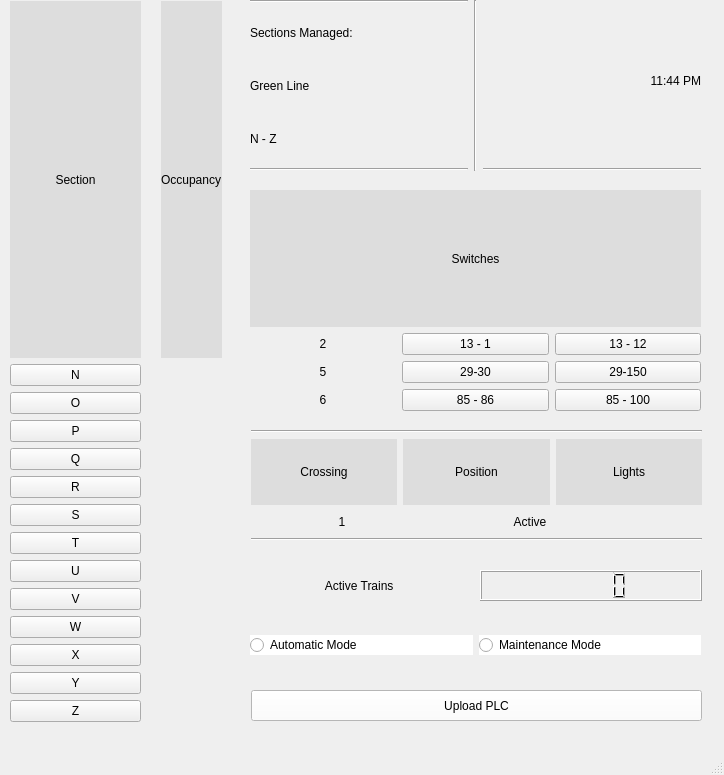
This is Wayside/Wayside_Main_A.ui in headhunter22/ECE1140-Train-Simulator as Qt 5 draws it before an edit. The edited form follows.
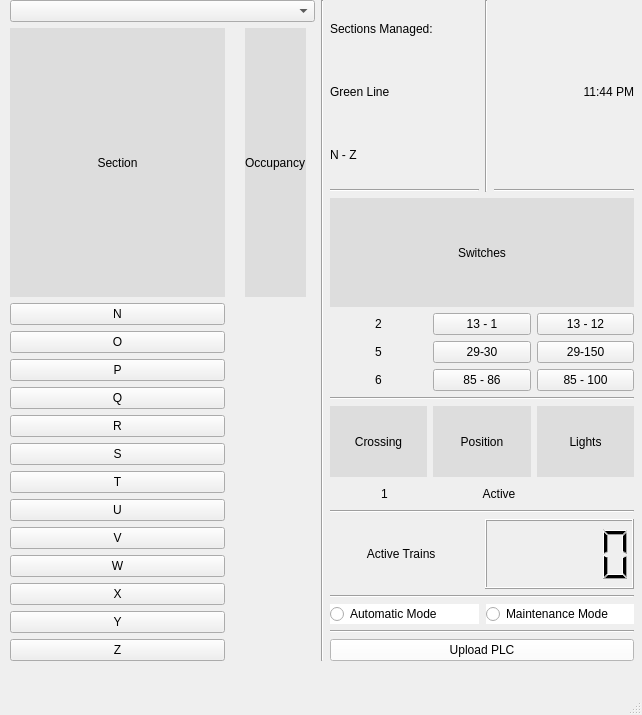
This is the edited form. Icons and pictures are not drawn.

Commit message: no errors but still working on wayside instances

The edit to the form file:
```diff
--- a/Wayside/Wayside_Main_A.ui
+++ b/Wayside/Wayside_Main_A.ui
@@ -6,277 +6,56 @@
    <rect>
     <x>0</x>
     <y>0</y>
-    <width>724</width>
-    <height>775</height>
+    <width>642</width>
+    <height>715</height>
    </rect>
   </property>
   <property name="windowTitle">
    <string>MainWindow</string>
   </property>
   <widget class="QWidget" name="centralwidget">
-   <widget class="QWidget" name="verticalLayoutWidget_8">
-    <property name="geometry">
-     <rect>
-      <x>251</x>
-      <y>430</y>
-      <width>451</width>
-      <height>111</height>
-     </rect>
-    </property>
-    <layout class="QVBoxLayout" name="verticalLayout_9">
-     <item>
-      <widget class="Line" name="line_2">
-       <property name="orientation">
-        <enum>Qt::Horizontal</enum>
-       </property>
-      </widget>
-     </item>
-     <item>
-      <layout class="QHBoxLayout" name="horizontalLayout_26">
-       <item>
-        <widget class="QLabel" name="label_50">
-         <property name="styleSheet">
-          <string notr="true">background-color: rgb(221, 221, 221);
-font: 700 12pt &quot;Georgia&quot;;
-color: rgb(0, 0, 0);</string>
-         </property>
-         <property name="text">
-          <string>Crossing</string>
-         </property>
-         <property name="alignment">
-          <set>Qt::AlignCenter</set>
-         </property>
-        </widget>
-       </item>
-       <item>
-        <widget class="QLabel" name="label_51">
-         <property name="styleSheet">
-          <string notr="true">font: 700 12pt &quot;Georgia&quot;;
-color: rgb(0, 0, 0);
-background-color: rgb(221, 221, 221);</string>
-         </property>
-         <property name="text">
-          <string>Position</string>
-         </property>
-         <property name="alignment">
-          <set>Qt::AlignCenter</set>
-         </property>
-        </widget>
-       </item>
-       <item>
-        <widget class="QLabel" name="label_52">
-         <property name="styleSheet">
-          <string notr="true">font: 700 12pt &quot;Georgia&quot;;
-color: rgb(0, 0, 0);
-background-color: rgb(221, 221, 221);</string>
-         </property>
-         <property name="text">
-          <string>Lights</string>
-         </property>
-         <property name="alignment">
-          <set>Qt::AlignCenter</set>
-         </property>
-        </widget>
-       </item>
-      </layout>
-     </item>
-     <item>
-      <layout class="QHBoxLayout" name="horizontalLayout_20">
-       <item>
-        <widget class="QLabel" name="label_53">
-         <property name="styleSheet">
-          <string notr="true">font: 700 10pt &quot;Georgia&quot;;
-color: rgb(0, 0, 0);</string>
-         </property>
-         <property name="text">
-          <string>1</string>
-         </property>
-         <property name="alignment">
-          <set>Qt::AlignCenter</set>
-         </property>
-        </widget>
-       </item>
-       <item>
-        <widget class="QLabel" name="gatepositiona">
-         <property name="styleSheet">
-          <string notr="true">font: 9pt &quot;Georgia&quot;;
-color: rgb(0, 0, 0);</string>
-         </property>
-         <property name="frameShadow">
-          <enum>QFrame::Plain</enum>
-         </property>
-         <property name="text">
-          <string>Active</string>
-         </property>
-         <property name="alignment">
-          <set>Qt::AlignCenter</set>
-         </property>
-        </widget>
-       </item>
-       <item>
-        <layout class="QHBoxLayout" name="horizontalLayout_27">
-         <item>
-          <widget class="QLabel" name="reda">
-           <property name="maximumSize">
-            <size>
-             <width>21</width>
-             <height>21</height>
-            </size>
-           </property>
-           <property name="text">
-            <string/>
-           </property>
-           <property name="pixmap">
-            <pixmap>offlight.png</pixmap>
-           </property>
-           <property name="scaledContents">
-            <bool>true</bool>
-           </property>
-          </widget>
-         </item>
-         <item>
-          <widget class="QLabel" name="yellowa">
-           <property name="maximumSize">
-            <size>
-             <width>21</width>
-             <height>21</height>
-            </size>
-           </property>
-           <property name="text">
-            <string/>
-           </property>
-           <property name="pixmap">
-            <pixmap>offlight.png</pixmap>
-           </property>
-           <property name="scaledContents">
-            <bool>true</bool>
-           </property>
-          </widget>
-         </item>
-         <item>
-          <widget class="QLabel" name="greena">
-           <property name="maximumSize">
-            <size>
-             <width>21</width>
-             <height>21</height>
-            </size>
-           </property>
-           <property name="text">
-            <string/>
-           </property>
-           <property name="pixmap">
-            <pixmap>offlight.png</pixmap>
-           </property>
-           <property name="scaledContents">
-            <bool>true</bool>
-           </property>
-          </widget>
-         </item>
-        </layout>
-       </item>
-      </layout>
-     </item>
-     <item>
-      <widget class="Line" name="line_5">
-       <property name="orientation">
-        <enum>Qt::Horizontal</enum>
-       </property>
-      </widget>
-     </item>
-    </layout>
-   </widget>
-   <widget class="QPushButton" name="trackconfiguration">
-    <property name="geometry">
-     <rect>
-      <x>251</x>
-      <y>690</y>
-      <width>451</width>
-      <height>31</height>
-     </rect>
-    </property>
-    <property name="styleSheet">
-     <string notr="true">font: 9pt &quot;Georgia&quot;;
-color: rgb(0, 0, 0);
-background-color: rgb(255, 255, 255);</string>
-    </property>
-    <property name="text">
-     <string>Upload PLC</string>
-    </property>
-   </widget>
-   <widget class="QWidget" name="horizontalLayoutWidget_7">
-    <property name="geometry">
-     <rect>
-      <x>250</x>
-      <y>630</y>
-      <width>451</width>
-      <height>31</height>
-     </rect>
-    </property>
-    <layout class="QHBoxLayout" name="horizontalLayout_4">
-     <item>
-      <widget class="QRadioButton" name="automaticmode">
-       <property name="styleSheet">
-        <string notr="true">font: 700 10pt &quot;Georgia&quot;;
-color: rgb(0, 0, 0);
-background-color: rgb(255, 255, 255);</string>
-       </property>
-       <property name="text">
-        <string>Automatic Mode</string>
-       </property>
-      </widget>
-     </item>
-     <item>
-      <widget class="QRadioButton" name="maintenancemode">
-       <property name="styleSheet">
-        <string notr="true">font: 700 10pt &quot;Georgia&quot;;
-color: rgb(0, 0, 0);
-background-color: rgb(255, 255, 255);</string>
-       </property>
-       <property name="text">
-        <string>Maintenance Mode</string>
-       </property>
-      </widget>
-     </item>
-    </layout>
-   </widget>
-   <widget class="QWidget" name="horizontalLayoutWidget_5">
-    <property name="geometry">
-     <rect>
-      <x>251</x>
-      <y>570</y>
-      <width>451</width>
-      <height>31</height>
-     </rect>
-    </property>
-    <layout class="QHBoxLayout" name="horizontalLayout_16">
-     <item>
-      <widget class="QLabel" name="activetrainlabel">
-       <property name="styleSheet">
-        <string notr="true">font: 700 10pt &quot;Georgia&quot;;
-color: rgb(0, 0, 0);</string>
-       </property>
-       <property name="text">
-        <string>Active Trains  </string>
-       </property>
-       <property name="alignment">
-        <set>Qt::AlignCenter</set>
-       </property>
-      </widget>
-     </item>
-     <item>
-      <widget class="QLCDNumber" name="activetrains"/>
-     </item>
-    </layout>
-   </widget>
-   <widget class="QWidget" name="gridLayoutWidget_3">
+   <widget class="QWidget" name="verticalLayoutWidget_2">
     <property name="geometry">
      <rect>
       <x>10</x>
-      <y>1</y>
-      <width>221</width>
-      <height>721</height>
+      <y>0</y>
+      <width>624</width>
+      <height>661</height>
      </rect>
     </property>
+    <layout class="QVBoxLayout" name="verticalLayout_4">
+     <item>
+      <layout class="QHBoxLayout" name="horizontalLayout_6">
+       <item>
+        <layout class="QVBoxLayout" name="verticalLayout_5">
+         <item>
+          <widget class="QComboBox" name="whichwayside">
+           <property name="placeholderText">
+            <string>Select Wayside</string>
+           </property>
+           <item>
+            <property name="text">
+             <string>Wayside 1</string>
+            </property>
+           </item>
+           <item>
+            <property name="text">
+             <string>Wayside 2</string>
+            </property>
+           </item>
+           <item>
+            <property name="text">
+             <string>Wayside 3</string>
+            </property>
+           </item>
+           <item>
+            <property name="text">
+             <string>Waysdie 4</string>
+            </property>
+           </item>
+          </widget>
+         </item>
+         <item>
     <layout class="QGridLayout" name="gridLayout_4">
      <property name="leftMargin">
       <number>0</number>
@@ -647,61 +426,107 @@
        </property>
       </widget>
      </item>
-     <item row="13" column="1">
-      <widget class="QLabel" name="yicon">
-       <property name="maximumSize">
-        <size>
-         <width>50</width>
-         <height>50</height>
-        </size>
-       </property>
-       <property name="text">
-        <string/>
-       </property>
-       <property name="pixmap">
-        <pixmap>tracks.png</pixmap>
-       </property>
-       <property name="scaledContents">
-        <bool>true</bool>
-       </property>
-       <property name="alignment">
-        <set>Qt::AlignCenter</set>
-       </property>
-      </widget>
-     </item>
-     <item row="14" column="1">
-      <widget class="QLabel" name="zicon">
-       <property name="maximumSize">
-        <size>
-         <width>50</width>
-         <height>50</height>
-        </size>
+          </layout>
+         </item>
+        </layout>
+       </item>
+       <item>
+        <widget class="Line" name="line_7">
+         <property name="orientation">
+          <enum>Qt::Vertical</enum>
+         </property>
+        </widget>
+       </item>
+       <item>
+        <layout class="QVBoxLayout" name="verticalLayout_3">
+         <property name="sizeConstraint">
+          <enum>QLayout::SetNoConstraint</enum>
+         </property>
+         <item>
+          <layout class="QHBoxLayout" name="horizontalLayout_5">
+           <item>
+            <layout class="QVBoxLayout" name="verticalLayout">
+             <item>
+              <widget class="QLabel" name="label_5">
+               <property name="styleSheet">
+                <string notr="true">font: 700 13pt &quot;Georgia&quot;;
+color: rgb(0, 0, 0);</string>
+               </property>
+               <property name="text">
+                <string>Sections Managed:</string>
+               </property>
+              </widget>
+             </item>
+             <item>
+              <widget class="QLabel" name="label_6">
+               <property name="styleSheet">
+                <string notr="true">font: 700 12pt &quot;Georgia&quot;;
+color: rgb(0, 0, 0);</string>
        </property>
        <property name="text">
-        <string/>
-       </property>
-       <property name="pixmap">
-        <pixmap>tracks.png</pixmap>
-       </property>
-       <property name="scaledContents">
-        <bool>true</bool>
-       </property>
-       <property name="alignment">
-        <set>Qt::AlignCenter</set>
+                <string>Green Line</string>
+               </property>
+              </widget>
+             </item>
+             <item>
+              <widget class="QLabel" name="label_7">
+               <property name="styleSheet">
+                <string notr="true">font: 700 12pt &quot;Georgia&quot;;
+color: rgb(0, 0, 0);</string>
+               </property>
+               <property name="text">
+                <string>N - Z</string>
+               </property>
+              </widget>
+             </item>
+             <item>
+              <widget class="Line" name="line_4">
+               <property name="orientation">
+                <enum>Qt::Horizontal</enum>
        </property>
       </widget>
      </item>
     </layout>
-   </widget>
-   <widget class="QWidget" name="verticalLayoutWidget_6">
-    <property name="geometry">
-     <rect>
-      <x>250</x>
-      <y>190</y>
-      <width>451</width>
-      <height>221</height>
-     </rect>
-    </property>
+           </item>
+           <item>
+            <layout class="QHBoxLayout" name="horizontalLayout_3">
+             <item>
+              <widget class="Line" name="line">
+               <property name="orientation">
+                <enum>Qt::Vertical</enum>
+               </property>
+              </widget>
+             </item>
+             <item>
+              <layout class="QVBoxLayout" name="verticalLayout_2">
+               <item>
+                <widget class="QLabel" name="time">
+                 <property name="styleSheet">
+                  <string notr="true">font: 700 18pt &quot;Segoe UI&quot;;
+color: rgb(0, 0, 0);</string>
+                 </property>
+                 <property name="text">
+                  <string>11:44 PM</string>
+                 </property>
+                 <property name="alignment">
+                  <set>Qt::AlignRight|Qt::AlignTrailing|Qt::AlignVCenter</set>
+                 </property>
+                </widget>
+               </item>
+               <item>
+                <widget class="Line" name="line_6">
+                 <property name="orientation">
+                  <enum>Qt::Horizontal</enum>
+                 </property>
+                </widget>
+               </item>
+              </layout>
+             </item>
+            </layout>
+           </item>
+          </layout>
+         </item>
+         <item>
     <layout class="QVBoxLayout" name="verticalLayout_7">
      <item>
       <widget class="QLabel" name="label_18">
@@ -824,19 +649,232 @@
       </layout>
      </item>
     </layout>
-   </widget>
-   <widget class="QWidget" name="horizontalLayoutWidget_2">
-    <property name="geometry">
-     <rect>
-      <x>250</x>
-      <y>0</y>
-      <width>451</width>
-      <height>171</height>
-     </rect>
-    </property>
-    <layout class="QHBoxLayout" name="horizontalLayout_5">
+         </item>
+         <item>
+          <layout class="QVBoxLayout" name="verticalLayout_9">
+           <item>
+            <widget class="Line" name="line_2">
+             <property name="orientation">
+              <enum>Qt::Horizontal</enum>
+             </property>
+            </widget>
+           </item>
+           <item>
+            <layout class="QHBoxLayout" name="horizontalLayout_26">
+             <item>
+              <widget class="QLabel" name="label_50">
+               <property name="styleSheet">
+                <string notr="true">background-color: rgb(221, 221, 221);
+font: 700 12pt &quot;Georgia&quot;;
+color: rgb(0, 0, 0);</string>
+               </property>
+               <property name="text">
+                <string>Crossing</string>
+               </property>
+               <property name="alignment">
+                <set>Qt::AlignCenter</set>
+               </property>
+              </widget>
+             </item>
      <item>
-      <layout class="QVBoxLayout" name="verticalLayout">
+              <widget class="QLabel" name="label_51">
+               <property name="styleSheet">
+                <string notr="true">font: 700 12pt &quot;Georgia&quot;;
+color: rgb(0, 0, 0);
+background-color: rgb(221, 221, 221);</string>
+               </property>
+               <property name="text">
+                <string>Position</string>
+               </property>
+               <property name="alignment">
+                <set>Qt::AlignCenter</set>
+               </property>
+              </widget>
+             </item>
+             <item>
+              <widget class="QLabel" name="label_52">
+               <property name="styleSheet">
+                <string notr="true">font: 700 12pt &quot;Georgia&quot;;
+color: rgb(0, 0, 0);
+background-color: rgb(221, 221, 221);</string>
+               </property>
+               <property name="text">
+                <string>Lights</string>
+               </property>
+               <property name="alignment">
+                <set>Qt::AlignCenter</set>
+               </property>
+              </widget>
+             </item>
+            </layout>
+           </item>
+           <item>
+            <layout class="QHBoxLayout" name="horizontalLayout_20">
+             <item>
+              <widget class="QLabel" name="label_53">
+               <property name="styleSheet">
+                <string notr="true">font: 700 10pt &quot;Georgia&quot;;
+color: rgb(0, 0, 0);</string>
+               </property>
+               <property name="text">
+                <string>1</string>
+               </property>
+               <property name="alignment">
+                <set>Qt::AlignCenter</set>
+               </property>
+              </widget>
+             </item>
+             <item>
+              <widget class="QLabel" name="gatepositiona">
+               <property name="styleSheet">
+                <string notr="true">font: 9pt &quot;Georgia&quot;;
+color: rgb(0, 0, 0);</string>
+               </property>
+               <property name="frameShadow">
+                <enum>QFrame::Plain</enum>
+               </property>
+               <property name="text">
+                <string>Active</string>
+               </property>
+               <property name="alignment">
+                <set>Qt::AlignCenter</set>
+               </property>
+              </widget>
+             </item>
+             <item>
+              <layout class="QHBoxLayout" name="horizontalLayout_27">
+               <item>
+                <widget class="QLabel" name="reda">
+                 <property name="maximumSize">
+                  <size>
+                   <width>21</width>
+                   <height>21</height>
+                  </size>
+                 </property>
+                 <property name="text">
+                  <string/>
+                 </property>
+                 <property name="pixmap">
+                  <pixmap>greenlight.png</pixmap>
+                 </property>
+                 <property name="scaledContents">
+                  <bool>true</bool>
+                 </property>
+                </widget>
+               </item>
+               <item>
+                <widget class="QLabel" name="yellowa">
+                 <property name="maximumSize">
+                  <size>
+                   <width>21</width>
+                   <height>21</height>
+                  </size>
+                 </property>
+                 <property name="text">
+                  <string/>
+                 </property>
+                 <property name="pixmap">
+                  <pixmap>offlight.png</pixmap>
+                 </property>
+                 <property name="scaledContents">
+                  <bool>true</bool>
+                 </property>
+                </widget>
+               </item>
+               <item>
+                <widget class="QLabel" name="greena">
+                 <property name="maximumSize">
+                  <size>
+                   <width>21</width>
+                   <height>21</height>
+                  </size>
+                 </property>
+                 <property name="text">
+                  <string/>
+                 </property>
+                 <property name="pixmap">
+                  <pixmap>offlight.png</pixmap>
+                 </property>
+                 <property name="scaledContents">
+                  <bool>true</bool>
+                 </property>
+                </widget>
+               </item>
+              </layout>
+             </item>
+            </layout>
+           </item>
+           <item>
+            <widget class="Line" name="line_5">
+             <property name="orientation">
+              <enum>Qt::Horizontal</enum>
+             </property>
+            </widget>
+           </item>
+           <item>
+            <layout class="QHBoxLayout" name="horizontalLayout_16">
+             <item>
+              <widget class="QLabel" name="activetrainlabel">
+               <property name="styleSheet">
+                <string notr="true">font: 700 10pt &quot;Georgia&quot;;
+color: rgb(0, 0, 0);</string>
+               </property>
+               <property name="text">
+                <string>Active Trains  </string>
+               </property>
+               <property name="alignment">
+                <set>Qt::AlignCenter</set>
+               </property>
+              </widget>
+             </item>
+             <item>
+              <widget class="QLCDNumber" name="activetrains"/>
+             </item>
+            </layout>
+           </item>
+          </layout>
+         </item>
+         <item>
+          <widget class="Line" name="line_8">
+           <property name="orientation">
+            <enum>Qt::Horizontal</enum>
+           </property>
+          </widget>
+         </item>
+         <item>
+          <layout class="QHBoxLayout" name="horizontalLayout_4">
+           <property name="spacing">
+            <number>7</number>
+           </property>
+           <property name="bottomMargin">
+            <number>0</number>
+           </property>
+           <item>
+            <widget class="QRadioButton" name="automaticmode">
+             <property name="styleSheet">
+              <string notr="true">font: 700 10pt &quot;Georgia&quot;;
+color: rgb(0, 0, 0);
+background-color: rgb(255, 255, 255);</string>
+             </property>
+             <property name="text">
+              <string>Automatic Mode</string>
+             </property>
+            </widget>
+           </item>
+           <item>
+            <widget class="QRadioButton" name="maintenancemode">
+             <property name="styleSheet">
+              <string notr="true">font: 700 10pt &quot;Georgia&quot;;
+color: rgb(0, 0, 0);
+background-color: rgb(255, 255, 255);</string>
+             </property>
+             <property name="text">
+              <string>Maintenance Mode</string>
+             </property>
+            </widget>
+           </item>
+          </layout>
+         </item>
        <item>
         <widget class="Line" name="line_3">
          <property name="orientation">
@@ -845,76 +883,14 @@
         </widget>
        </item>
        <item>
-        <widget class="QLabel" name="label_5">
+          <widget class="QPushButton" name="trackconfiguration">
          <property name="styleSheet">
-          <string notr="true">font: 700 13pt &quot;Georgia&quot;;
-color: rgb(0, 0, 0);</string>
+            <string notr="true">font: 9pt &quot;Georgia&quot;;
+color: rgb(0, 0, 0);
+background-color: rgb(255, 255, 255);</string>
          </property>
          <property name="text">
-          <string>Sections Managed:</string>
-         </property>
-        </widget>
-       </item>
-       <item>
-        <widget class="QLabel" name="label_6">
-         <property name="styleSheet">
-          <string notr="true">font: 700 12pt &quot;Georgia&quot;;
-color: rgb(0, 0, 0);</string>
-         </property>
-         <property name="text">
-          <string>Green Line</string>
-         </property>
-        </widget>
-       </item>
-       <item>
-        <widget class="QLabel" name="label_7">
-         <property name="styleSheet">
-          <string notr="true">font: 700 12pt &quot;Georgia&quot;;
-color: rgb(0, 0, 0);</string>
-         </property>
-         <property name="text">
-          <string>N - Z</string>
-         </property>
-        </widget>
-       </item>
-       <item>
-        <widget class="Line" name="line_4">
-         <property name="orientation">
-          <enum>Qt::Horizontal</enum>
-         </property>
-        </widget>
-       </item>
-      </layout>
-     </item>
-     <item>
-      <widget class="Line" name="line">
-       <property name="orientation">
-        <enum>Qt::Vertical</enum>
-       </property>
-      </widget>
-     </item>
-     <item>
-      <layout class="QHBoxLayout" name="horizontalLayout_3">
-       <item>
-        <layout class="QVBoxLayout" name="verticalLayout_2">
-         <item>
-          <widget class="QLabel" name="time">
-           <property name="styleSheet">
-            <string notr="true">font: 700 18pt &quot;Segoe UI&quot;;
-color: rgb(0, 0, 0);</string>
-           </property>
-           <property name="text">
-            <string>11:44 PM</string>
-           </property>
-           <property name="alignment">
-            <set>Qt::AlignRight|Qt::AlignTrailing|Qt::AlignVCenter</set>
-           </property>
-          </widget>
-         </item>
-         <item>
-          <widget class="Line" name="line_6">
-           <property name="orientation">
-            <enum>Qt::Horizontal</enum>
+            <string>Upload PLC</string>
            </property>
           </widget>
          </item>
```
Left out of the diff: 434 changed lines with no effect on the pictures. Lines whose indentation alone changed are shown as unchanged. The commit also changes 12 other files.
